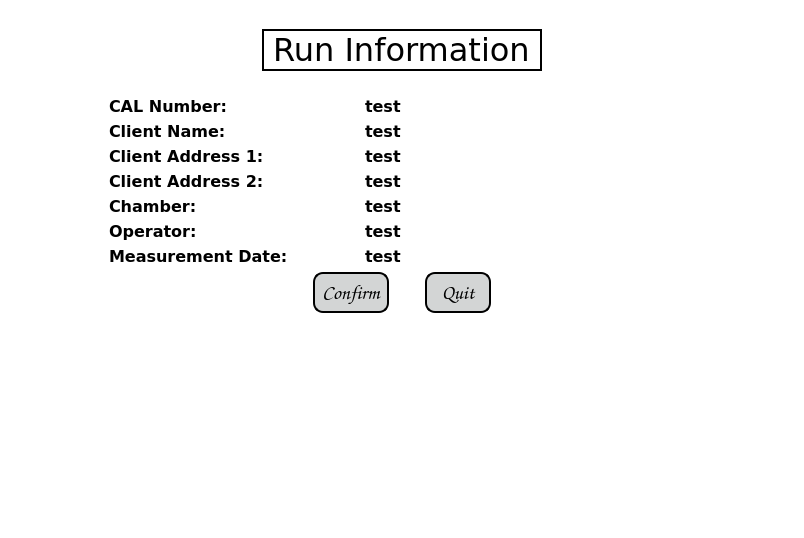
Old version of the form app/gui/resources/run_info.ui in the repository JasonLaux/DC-Boxjelly.
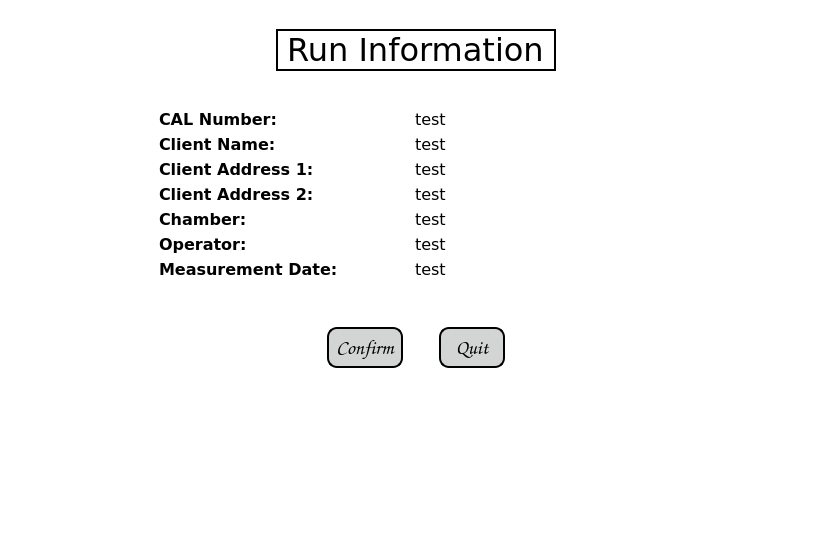
New version of the form.

Commit message: Edited overall UI layout

Diff of the .ui file:
```diff
--- a/app/gui/resources/run_info.ui
+++ b/app/gui/resources/run_info.ui
@@ -96,7 +96,7 @@
         </property>
         <property name="sizeHint" stdset="0">
          <size>
-          <width>100</width>
+          <width>150</width>
           <height>20</height>
          </size>
         </property>
@@ -157,8 +157,8 @@
                <font>
                 <family>Verdana</family>
                 <pointsize>12</pointsize>
-                <weight>75</weight>
-                <bold>true</bold>
+                <weight>50</weight>
+                <bold>false</bold>
                </font>
               </property>
               <property name="styleSheet">
@@ -206,8 +206,8 @@
                <font>
                 <family>Verdana</family>
                 <pointsize>12</pointsize>
-                <weight>75</weight>
-                <bold>true</bold>
+                <weight>50</weight>
+                <bold>false</bold>
                </font>
               </property>
               <property name="styleSheet">
@@ -255,8 +255,8 @@
                <font>
                 <family>Verdana</family>
                 <pointsize>12</pointsize>
-                <weight>75</weight>
-                <bold>true</bold>
+                <weight>50</weight>
+                <bold>false</bold>
                </font>
               </property>
               <property name="text">
@@ -301,8 +301,8 @@
                <font>
                 <family>Verdana</family>
                 <pointsize>12</pointsize>
-                <weight>75</weight>
-                <bold>true</bold>
+                <weight>50</weight>
+                <bold>false</bold>
                </font>
               </property>
               <property name="text">
@@ -347,8 +347,8 @@
                <font>
                 <family>Verdana</family>
                 <pointsize>12</pointsize>
-                <weight>75</weight>
-                <bold>true</bold>
+                <weight>50</weight>
+                <bold>false</bold>
                </font>
               </property>
               <property name="text">
@@ -393,8 +393,8 @@
                <font>
                 <family>Verdana</family>
                 <pointsize>12</pointsize>
-                <weight>75</weight>
-                <bold>true</bold>
+                <weight>50</weight>
+                <bold>false</bold>
                </font>
               </property>
               <property name="text">
@@ -439,8 +439,8 @@
                <font>
                 <family>Verdana</family>
                 <pointsize>12</pointsize>
-                <weight>75</weight>
-                <bold>true</bold>
+                <weight>50</weight>
+                <bold>false</bold>
                </font>
               </property>
               <property name="text">
@@ -452,19 +452,6 @@
           </item>
          </layout>
         </item>
-        <item>
-         <spacer name="verticalSpacer_3">
-          <property name="orientation">
-           <enum>Qt::Vertical</enum>
-          </property>
-          <property name="sizeHint" stdset="0">
-           <size>
-            <width>564</width>
-            <height>13</height>
-           </size>
-          </property>
-         </spacer>
-        </item>
        </layout>
       </item>
       <item>
@@ -485,6 +472,19 @@
       </item>
      </layout>
     </item>
+    <item>
+     <spacer name="verticalSpacer_2">
+      <property name="orientation">
+       <enum>Qt::Vertical</enum>
+      </property>
+      <property name="sizeHint" stdset="0">
+       <size>
+        <width>20</width>
+        <height>40</height>
+       </size>
+      </property>
+     </spacer>
+    </item>
     <item>
      <layout class="QHBoxLayout" name="horizontalLayout_5">
       <item>
@@ -639,19 +639,6 @@
       </item>
      </layout>
     </item>
-    <item>
-     <spacer name="verticalSpacer_2">
-      <property name="orientation">
-       <enum>Qt::Vertical</enum>
-      </property>
-      <property name="sizeHint" stdset="0">
-       <size>
-        <width>20</width>
-        <height>162</height>
-       </size>
-      </property>
-     </spacer>
-    </item>
     <item>
      <spacer name="verticalSpacer">
       <property name="orientation">
```
